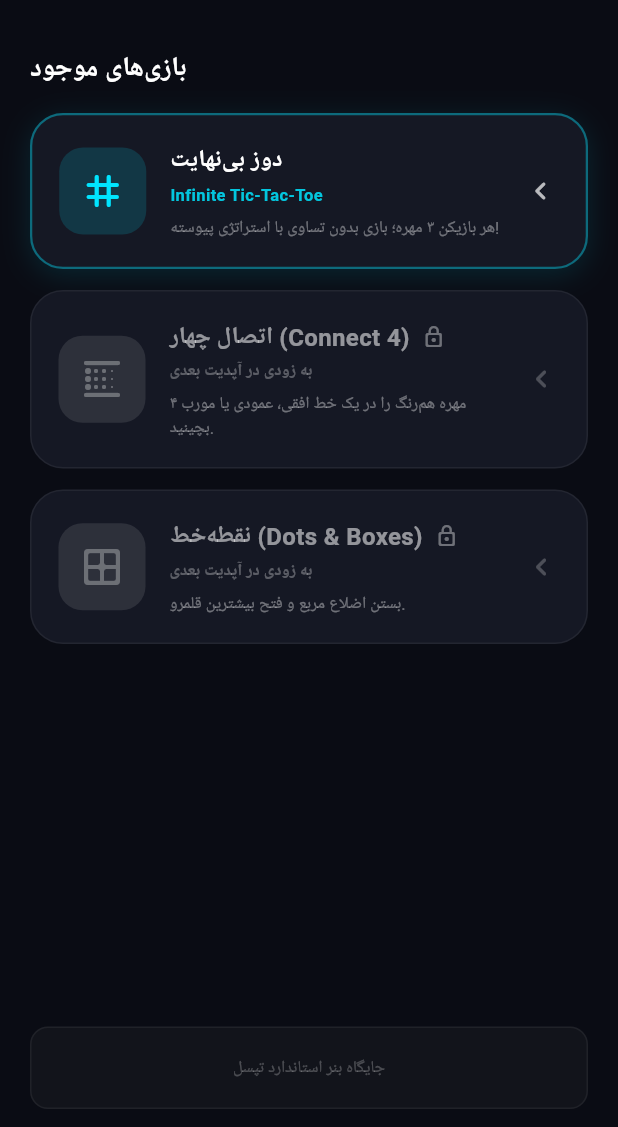
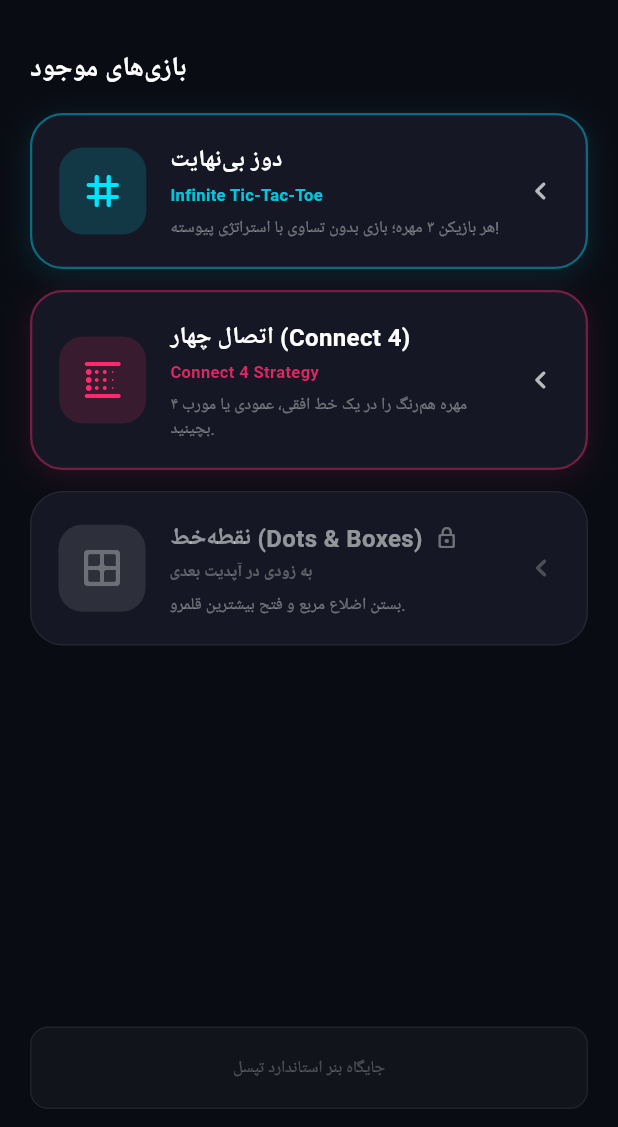
Before and after one commit to leoamirstar-cmd/AMIR, a Flutter app: the screen it shows after launch, on a phone screen of 412 x 824 dp, the part 109-1236 px from its top. Run offline on Flutter 3.47's test engine with Material 3 defaults, Android fonts, the phone set to English and light mode, and no system bars.

Commit message:
Add Connect Four game lobby and update titles

```diff
--- a/lib/main.dart
+++ b/lib/main.dart
@@ -1,6 +1,7 @@
 import 'package:flutter/material.dart';
 import 'package:flutter/services.dart';
 import 'screens/tic_tac_toe_lobby_screen.dart';
+import 'screens/connect_four_lobby_screen.dart';
 
 void main() {
   WidgetsFlutterBinding.ensureInitialized();
@@ -40,7 +41,6 @@ class MainMenuScreen extends StatelessWidget {
             crossAxisAlignment: CrossAxisAlignment.start,
             children: [
               const SizedBox(height: 24),
-              // هدر لوگوی اپلیکیشن
               Row(
                 children: [
                   Container(
@@ -87,7 +87,7 @@ class MainMenuScreen extends StatelessWidget {
               ),
               const SizedBox(height: 16),
 
-              // کارت فعال بازی ۱: هدایت مستقیم به صفحه لابی مجزا
+              // ۱. بازی دوز بی‌نهایت
               _buildGameCard(
                 title: 'دوز بی‌نهایت',
                 englishTitle: 'Infinite Tic-Tac-Toe',
@@ -107,20 +107,27 @@ class MainMenuScreen extends StatelessWidget {
 
               const SizedBox(height: 14),
 
-              // کارت قفل‌شده بازی ۲: اتصال ۴
+              // ۲. بازی اتصال چهار (فعال شد)
               _buildGameCard(
                 title: 'اتصال چهار (Connect 4)',
-                englishTitle: 'به زودی در آپدیت بعدی',
+                englishTitle: 'Connect 4 Strategy',
                 description: '۴ مهره هم‌رنگ را در یک خط افقی، عمودی یا مورب بچینید.',
                 accentColor: const Color(0xFFFF2A6D),
                 icon: Icons.blur_linear_rounded,
-                isLocked: true,
-                onTap: () {},
+                isLocked: false,
+                onTap: () {
+                  Navigator.push(
+                    context,
+                    MaterialPageRoute(
+                      builder: (_) => const ConnectFourLobbyScreen(),
+                    ),
+                  );
+                },
               ),
 
               const SizedBox(height: 14),
 
-              // کارت قفل‌شده بازی ۳: نقطه‌ها و خط‌ها
+              // ۳. بازی نقطه‌خط (برای فاز بعد)
               _buildGameCard(
                 title: 'نقطه‌خط (Dots & Boxes)',
                 englishTitle: 'به زودی در آپدیت بعدی',
@@ -133,7 +140,7 @@ class MainMenuScreen extends StatelessWidget {
 
               const Spacer(),
 
-              // جایگاه قرارگیری بنر استاندارد تپسل در پایین منوی اصلی
+              // جایگاه قرارگیری بنر تپسل
               Container(
                 height: 55,
                 margin: const EdgeInsets.only(bottom: 12),
```
